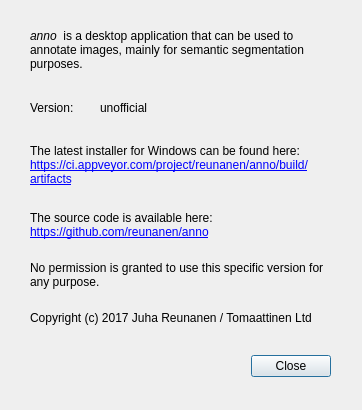
The window that about.ui (reunanen/anno) describes before a commit, drawn with Qt 5.
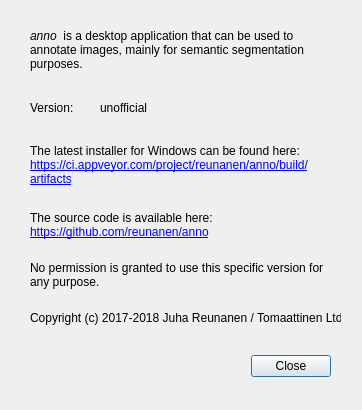
The same window after the commit.

Commit message: Fix copyright year

Diff of the .ui file:
```diff
--- a/about.ui
+++ b/about.ui
@@ -118,7 +118,7 @@
     </rect>
    </property>
    <property name="text">
-    <string>Copyright (c) 2017 Juha Reunanen / Tomaattinen Ltd</string>
+    <string>Copyright (c) 2017-2018 Juha Reunanen / Tomaattinen Ltd</string>
    </property>
   </widget>
   <widget class="QLabel" name="version">
```
